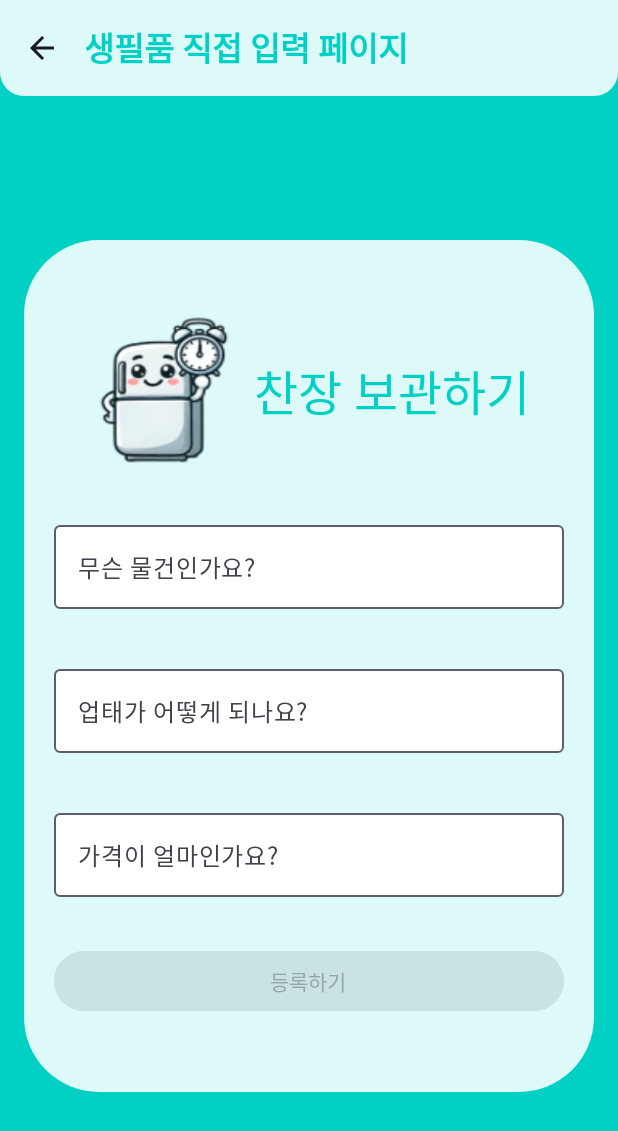
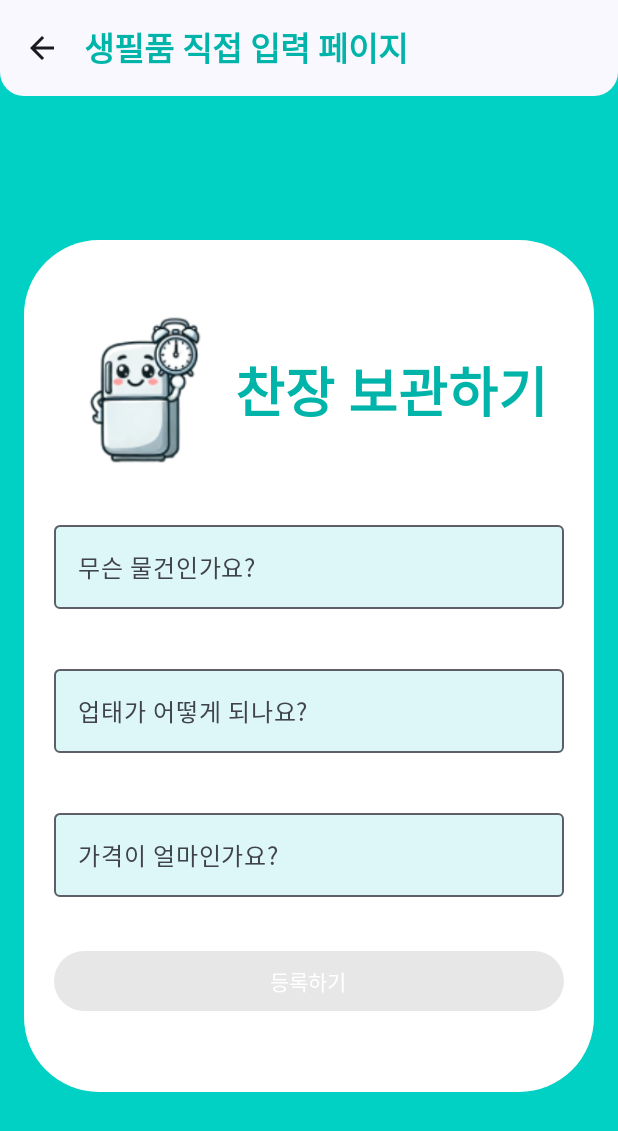
Before and after one commit to choiyukyung/Mobile_App_Myfridge_cyk, an Android app built with Jetpack Compose: the AddNewItemScreen screen opened through its navigation route, after a tap on "생필품 등록하기", on a phone screen of 412 x 824 dp. Shown: the top 1131 px of the screen. Run offline under Robolectric (Android 15) with nearby library versions, the phone set to English and light mode, and no system bars; our stand-ins replace Dagger/Hilt's generated code, Firebase (no records; nobody signed in at launch, a user with empty details on screens opened directly).

Commit message:
Improve design of EssentialsRegister Screen

```diff
--- a/MyFridgeApp/app/src/main/java/com/example/myfridgeapp/feature/auth/signin/SignInScreen.kt
+++ b/MyFridgeApp/app/src/main/java/com/example/myfridgeapp/feature/auth/signin/SignInScreen.kt
@@ -64,7 +64,6 @@ fun SignInScreen(navController: NavController) {
                     popUpTo("login") { inclusive = true }
                 }
             }
-
             is SignInState.Error -> {
                 Toast.makeText(context, "Sign In Failed", Toast.LENGTH_SHORT).show()
             }
@@ -110,7 +109,7 @@ fun SignInScreen(navController: NavController) {
                         )
                     )
                     Image(
-                        painter = painterResource(id = R.drawable.simple),
+                        painter = painterResource(id = R.drawable.logo_fridge),
                         contentDescription = null,
                         modifier = Modifier.size(72.dp)
                     )
--- a/MyFridgeApp/app/src/main/java/com/example/myfridgeapp/feature/auth/signup/SignUpScreen.kt
+++ b/MyFridgeApp/app/src/main/java/com/example/myfridgeapp/feature/auth/signup/SignUpScreen.kt
@@ -115,7 +115,7 @@ fun SignUpScreen(navController: NavController) {
                         )
                     )
                     Image(
-                        painter = painterResource(id = R.drawable.simple),
+                        painter = painterResource(id = R.drawable.logo_fridge),
                         contentDescription = null,
                         modifier = Modifier.size(72.dp)
                     )
--- a/MyFridgeApp/app/src/main/java/com/example/myfridgeapp/feature/essentials/EssentialsListScreen.kt
+++ b/MyFridgeApp/app/src/main/java/com/example/myfridgeapp/feature/essentials/EssentialsListScreen.kt
@@ -44,6 +44,9 @@ import com.google.firebase.auth.FirebaseAuth
 @OptIn(ExperimentalMaterial3Api::class)
 @Composable
 fun EssentialsListScreen(navController: NavController) {
+
+    // 스크롤 필요
+
     val currentUser = FirebaseAuth.getInstance().currentUser
     val userEmail = currentUser?.email ?: ""
 
--- a/MyFridgeApp/app/src/main/java/com/example/myfridgeapp/feature/essentials/EssentialsRegisterScreen.kt
+++ b/MyFridgeApp/app/src/main/java/com/example/myfridgeapp/feature/essentials/EssentialsRegisterScreen.kt
@@ -1,5 +1,6 @@
 package com.example.myfridgeapp.feature.essentials
 
+import android.widget.Toast
 import androidx.compose.foundation.Image
 import androidx.compose.foundation.background
 import androidx.compose.foundation.layout.Arrangement
@@ -14,6 +15,7 @@ import androidx.compose.foundation.shape.RoundedCornerShape
 import androidx.compose.material.icons.Icons
 import androidx.compose.material.icons.automirrored.filled.ArrowBack
 import androidx.compose.material3.Button
+import androidx.compose.material3.ButtonDefaults
 import androidx.compose.material3.ExperimentalMaterial3Api
 import androidx.compose.material3.Icon
 import androidx.compose.material3.IconButton
@@ -23,9 +25,9 @@ import androidx.compose.material3.Scaffold
 import androidx.compose.material3.Text
 import androidx.compose.material3.TextFieldDefaults
 import androidx.compose.material3.TopAppBar
-import androidx.compose.material3.TopAppBarDefaults.topAppBarColors
 import androidx.compose.runtime.Composable
 import androidx.compose.runtime.LaunchedEffect
+import androidx.compose.runtime.collectAsState
 import androidx.compose.runtime.getValue
 import androidx.compose.runtime.mutableStateOf
 import androidx.compose.runtime.remember
@@ -34,12 +36,11 @@ import androidx.compose.ui.Alignment
 import androidx.compose.ui.Modifier
 import androidx.compose.ui.draw.clip
 import androidx.compose.ui.graphics.Color
-import androidx.compose.ui.layout.ContentScale
+import androidx.compose.ui.platform.LocalContext
 import androidx.compose.ui.res.painterResource
 import androidx.compose.ui.res.stringResource
 import androidx.compose.ui.text.TextStyle
 import androidx.compose.ui.text.font.FontWeight
-import androidx.compose.ui.text.style.TextAlign
 import androidx.compose.ui.unit.dp
 import androidx.compose.ui.unit.sp
 import androidx.hilt.navigation.compose.hiltViewModel
@@ -47,6 +48,7 @@ import androidx.navigation.NavController
 import com.example.myfridgeapp.R
 import com.example.myfridgeapp.ui.theme.MintBlue
 import com.example.myfridgeapp.ui.theme.MintWhite
+import com.example.myfridgeapp.ui.theme.fontMint
 import com.google.firebase.auth.FirebaseAuth
 
 @OptIn(ExperimentalMaterial3Api::class)
@@ -64,6 +66,22 @@ fun EssentialsRegisterScreen(navController: NavController) {
     var eplace by remember { mutableStateOf("") }
     var eprice by remember { mutableStateOf("") }
 
+    //success/fail message
+    val uiState = viewModel.state.collectAsState()
+    val context = LocalContext.current
+    LaunchedEffect(key1 = uiState.value) {
+        when (uiState.value) {
+            is EssentialsState.Success -> {
+                Toast.makeText(context, "Register Success", Toast.LENGTH_SHORT).show()
+                navController.navigate("essentialsRegister")
+            }
+            is EssentialsState.Error -> {
+                Toast.makeText(context, "Register Failed", Toast.LENGTH_SHORT).show()
+            }
+            else -> {}
+        }
+    }
+
     Scaffold(
         modifier = Modifier.fillMaxSize(),
         containerColor = MintBlue,
@@ -76,17 +94,14 @@ fun EssentialsRegisterScreen(navController: NavController) {
                     )
                 ),
                 navigationIcon = {
-                    IconButton(onClick = { navController.navigateUp() }) {
+                    IconButton(onClick = { navController.navigate("addNewItem") }) {
                         Icon(Icons.AutoMirrored.Filled.ArrowBack, contentDescription = "Back")
                     }
                 },
-                colors = topAppBarColors(
-                    containerColor = MintWhite,
-                    titleContentColor = MintBlue
-                ),
                 title = {
                     Text(
                         text = "생필품 직접 입력 페이지",
+                        color = fontMint,
                         style = MaterialTheme.typography.titleLarge,
                         fontWeight = FontWeight.Bold
                     )
@@ -109,7 +124,7 @@ fun EssentialsRegisterScreen(navController: NavController) {
                 verticalArrangement = Arrangement.SpaceBetween,
                 horizontalAlignment = Alignment.CenterHorizontally,
                 modifier = Modifier
-                    .background(color = MintWhite, shape = RoundedCornerShape(size = 50.dp))
+                    .background(color = Color.White, shape = RoundedCornerShape(size = 50.dp))
                     .padding(start = 20.dp, top = 50.dp, end = 20.dp, bottom = 50.dp)
             ) {
 
@@ -118,18 +133,16 @@ fun EssentialsRegisterScreen(navController: NavController) {
                     verticalAlignment = Alignment.CenterVertically,
                 ) {
                     Image(
-                        painter = painterResource(id = R.drawable.simple),
+                        painter = painterResource(id = R.drawable.logo_fridge),
                         contentDescription = "image description",
-                        contentScale = ContentScale.FillBounds,
                         modifier = Modifier.size(100.dp)
                     )
                     Text(
                         text = "찬장 보관하기",
                         style = TextStyle(
-                            fontSize = 32.sp,
-                            lineHeight = 32.sp,
-                            color = MintBlue,
-                            textAlign = TextAlign.Right,
+                            fontSize = 36.sp,
+                            color = fontMint,
+                            fontWeight = FontWeight.Bold,
                         )
                     )
                 }
@@ -140,7 +153,7 @@ fun EssentialsRegisterScreen(navController: NavController) {
                     modifier = Modifier.fillMaxWidth(),
                     label = { Text(text = "무슨 물건인가요?") },
                     colors = TextFieldDefaults.outlinedTextFieldColors(
-                        containerColor = Color.White
+                        containerColor = MintWhite
                     )
                 )
                 Spacer(modifier = Modifier.size(32.dp))
@@ -150,7 +163,7 @@ fun EssentialsRegisterScreen(navController: NavController) {
                     modifier = Modifier.fillMaxWidth(),
                     label = { Text(text = "업태가 어떻게 되나요?") },
                     colors = TextFieldDefaults.outlinedTextFieldColors(
-                        containerColor = Color.White
+                        containerColor = MintWhite
                     )
                 )
                 Spacer(modifier = Modifier.size(32.dp))
@@ -160,16 +173,22 @@ fun EssentialsRegisterScreen(navController: NavController) {
                     modifier = Modifier.fillMaxWidth(),
                     label = { Text(text = "가격이 얼마인가요?") },
                     colors = TextFieldDefaults.outlinedTextFieldColors(
-                        containerColor = Color.White
+                        containerColor = MintWhite
                     )
                 )
                 Spacer(modifier = Modifier.size(32.dp))
                 Button(
-                    onClick = { viewModel.addEssentials(userEmail, ename, eplace, eprice) },
+                    onClick = {
+                        viewModel.addEssentials(userEmail, ename, eplace, eprice)
+                              },
                     modifier = Modifier.fillMaxWidth(),
+                    colors = ButtonDefaults.buttonColors(MintBlue),
                     enabled = ename.isNotEmpty() && eplace.isNotEmpty() && eprice.isNotEmpty()
                 ) {
-                    Text(text = stringResource(id = R.string.register))
+                    Text(
+                        text = stringResource(id = R.string.register),
+                        color = Color.White
+                    )
                 }
 
 
--- a/MyFridgeApp/app/src/main/java/com/example/myfridgeapp/feature/essentials/EssentialsViewModel.kt
+++ b/MyFridgeApp/app/src/main/java/com/example/myfridgeapp/feature/essentials/EssentialsViewModel.kt
@@ -23,16 +23,25 @@ class EssentialsViewModel @Inject constructor() : ViewModel() {
     val essentialsOne = _essentialsOne.asStateFlow()
     private val firebaseDatabase = Firebase.database
 
+    private val _state = MutableStateFlow<EssentialsState>(EssentialsState.Nothing)
+    val state = _state.asStateFlow()
+
     fun addEssentials(userEmail: String, ename: String, eplace: String, eprice: String) {
         val essentials = Essentials(
-            id = firebaseDatabase.reference.child("essentials").push().key ?: UUID.randomUUID()
-                .toString(),
+            id = firebaseDatabase.reference.child("essentials").push().key ?: UUID.randomUUID().toString(),
             userEmail = userEmail,
             ename = ename,
             eplace = eplace,
             eprice = eprice
         )
         firebaseDatabase.reference.child("essentials").child(essentials.id).setValue(essentials)
+            .addOnCompleteListener { task ->
+                if(task.isSuccessful) {
+                    _state.value = EssentialsState.Success
+                } else {
+                    _state.value = EssentialsState.Error
+                }
+            }
     }
 
     fun listenForEssentials(userEmail: String) {
@@ -72,3 +81,10 @@ class EssentialsViewModel @Inject constructor() : ViewModel() {
     }
 
 }
+
+sealed class EssentialsState {
+    object Nothing: EssentialsState()
+    object Loading: EssentialsState()
+    object Success: EssentialsState()
+    object Error: EssentialsState()
+}
--- a/MyFridgeApp/app/src/main/java/com/example/myfridgeapp/feature/home/AddNewItemScreen.kt
+++ b/MyFridgeApp/app/src/main/java/com/example/myfridgeapp/feature/home/AddNewItemScreen.kt
@@ -58,7 +58,7 @@ fun AddNewItemScreen(navController: NavController) {
                     )
                 ),
                 navigationIcon = {
-                    IconButton(onClick = { navController.navigateUp() }) {
+                    IconButton(onClick = { navController.navigate("home") }) {
                         Icon(Icons.AutoMirrored.Filled.ArrowBack, contentDescription = "Back")
                     }
                 },
--- a/MyFridgeApp/app/src/main/java/com/example/myfridgeapp/ui/theme/Color.kt
+++ b/MyFridgeApp/app/src/main/java/com/example/myfridgeapp/ui/theme/Color.kt
@@ -11,5 +11,6 @@ val PurpleGrey40 = Color(0xFF625b71)
 val Pink40 = Color(0xFF7D5260)
 
 val MintBlue = Color(0xFF01D1C4)
-val MintWhite = Color(0xFFDDF9F8)
+val MintWhite = Color(0xFFDDF7F8)
 val DeepGreen = Color(0xFF005A54)
+val fontMint = Color(0xFF00B4A9)
```
Also changed, not shown: MyFridgeApp/app/src/main/res/drawable/logo_fridge.png (renamed from MyFridgeApp/app/src/main/res/drawable/simple.png).
